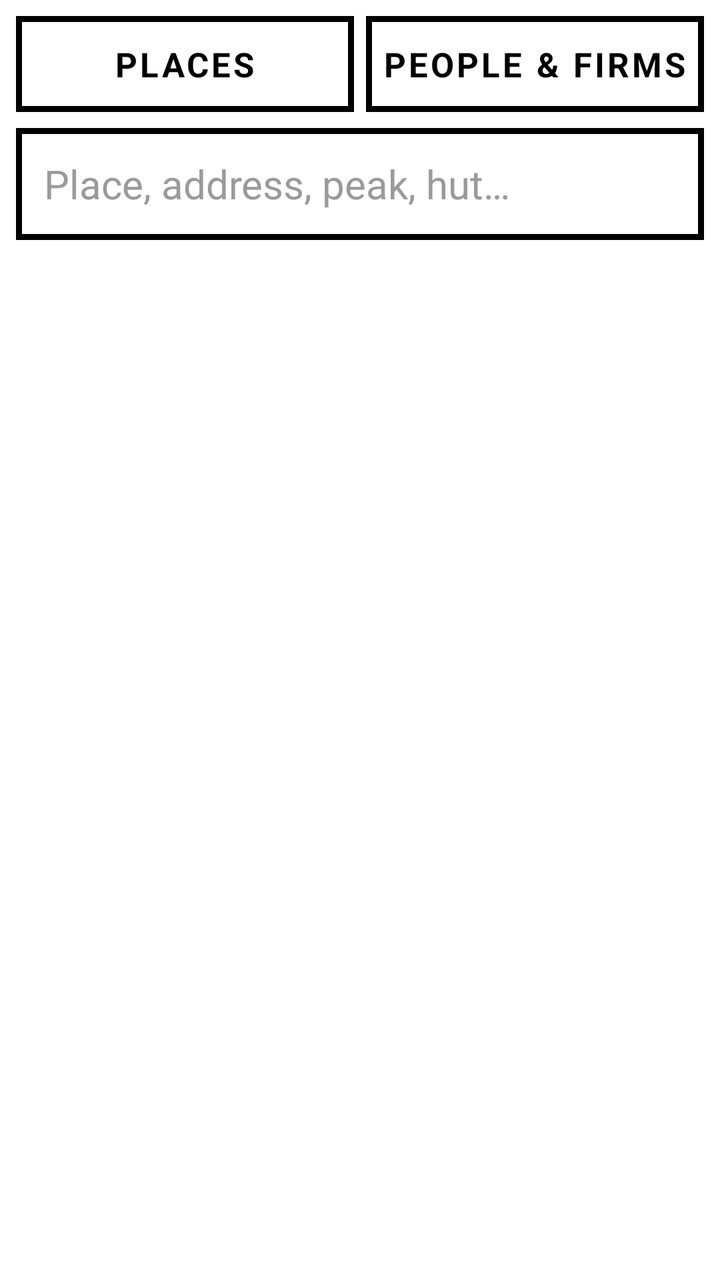
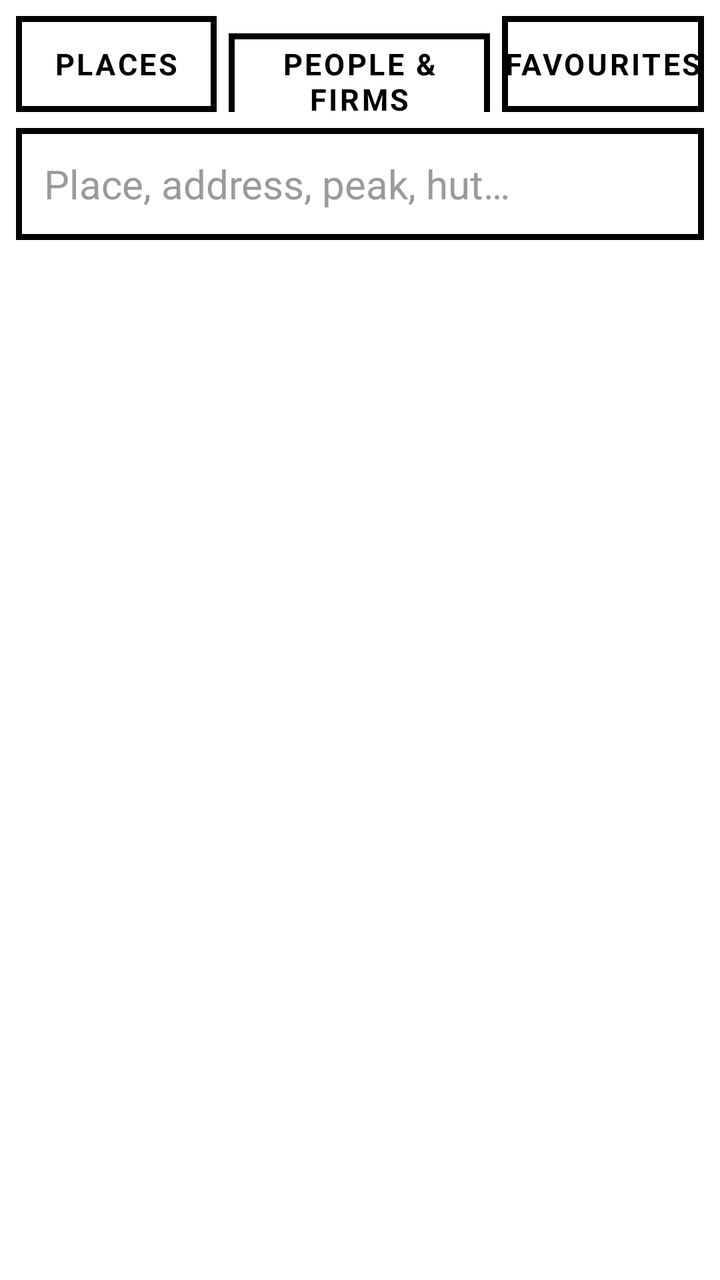

Screens rendered from an Android XML layout before and after an edit, with the pre-edit source and the edit as a unified diff.
<!-- AndroidManifest.xml: application theme Theme.Sbh -->
<!-- res/layout/activity_search.xml -->
<?xml version="1.0" encoding="utf-8"?>
<LinearLayout xmlns:android="http://schemas.android.com/apk/res/android"
    android:layout_width="match_parent" android:layout_height="match_parent"
    android:orientation="vertical" android:background="@color/paper" android:padding="8dp">
    <LinearLayout android:layout_width="match_parent" android:layout_height="wrap_content" android:orientation="horizontal">
        <TextView android:id="@+id/btnPlaces" style="@style/Btn" android:layout_width="0dp" android:layout_weight="1"
            android:layout_height="48dp" android:text="@string/places"/>
        <TextView android:id="@+id/btnPeople" style="@style/Btn" android:layout_width="0dp" android:layout_weight="1"
            android:layout_height="48dp" android:layout_marginStart="6dp" android:text="@string/people"/>
    </LinearLayout>
    <EditText android:id="@+id/query" android:layout_width="match_parent" android:layout_height="56dp"
        android:layout_marginTop="8dp" android:hint="@string/search_hint" android:textSize="20sp" android:inputType="text"
        android:imeOptions="actionSearch" android:background="@drawable/btn" android:paddingStart="14dp"
        android:paddingEnd="14dp" android:textColor="@color/ink" android:textColorHint="@color/grey"
        android:singleLine="true"/>
    <TextView android:id="@+id/credit" android:layout_width="match_parent" android:layout_height="wrap_content"
        android:textSize="12sp" android:textColor="@color/grey" android:paddingTop="6dp" android:visibility="gone"/>
    <ListView android:id="@+id/list" android:layout_width="match_parent" android:layout_height="match_parent"
        android:layout_marginTop="8dp" android:divider="@color/ink" android:dividerHeight="1dp"/>
</LinearLayout>
<!-- resources referenced by this layout -->
<resources>
  <color name="grey">#9A9A9A</color>
  <color name="ink">#000000</color>
  <color name="paper">#FFFFFF</color>
  <!-- drawable btn (drawable) -->
  <?xml version="1.0" encoding="utf-8"?>
  <selector xmlns:android="http://schemas.android.com/apk/res/android">
      <item android:state_pressed="true">
          <shape><solid android:color="@color/ink"/><stroke android:width="3dp" android:color="@color/ink"/></shape>
      </item>
      <item android:state_enabled="false">
          <shape><solid android:color="@color/paper"/><stroke android:width="3dp" android:color="@color/grey"/></shape>
      </item>
      <item>
          <shape><solid android:color="@color/paper"/><stroke android:width="3dp" android:color="@color/ink"/></shape>
      </item>
  </selector>
  <string name="people">PEOPLE &amp; FIRMS</string>
  <string name="places">PLACES</string>
  <string name="search_hint">Place, address, peak, hut…</string>
  <style name="Btn">
          <item name="android:background">@drawable/btn</item>
          <item name="android:textColor">@drawable/btn_text</item>
          <item name="android:textSize">17sp</item>
          <item name="android:textStyle">bold</item>
          <item name="android:gravity">center</item>
          <item name="android:letterSpacing">0.08</item>
          <item name="android:minHeight">56dp</item>
          <item name="android:minWidth">56dp</item>
          <item name="android:padding">0dp</item>
          <item name="android:stateListAnimator">@null</item>
          <item name="android:textAllCaps">true</item>
      </style>
  <style name="Theme.Sbh" parent="Theme.AppCompat.Light.NoActionBar">
          <item name="android:statusBarColor">@color/ink</item>
          <item name="android:navigationBarColor">@color/ink</item>
          <item name="android:windowBackground">@color/paper</item>
          <item name="android:textColor">@color/ink</item>
          <item name="colorAccent">@color/ink</item>
          <item name="colorPrimary">@color/ink</item>
          <item name="android:fontFamily">sans-serif</item>
          <item name="android:windowLightStatusBar">false</item>
          <item name="android:windowLightNavigationBar">false</item>
      </style>
  <!-- drawable btn_text (drawable) -->
  <?xml version="1.0" encoding="utf-8"?>
  <selector xmlns:android="http://schemas.android.com/apk/res/android">
      <item android:state_pressed="true" android:color="@color/paper"/>
      <item android:state_enabled="false" android:color="@color/grey"/>
      <item android:color="@color/ink"/>
  </selector>
</resources>

<!-- the commit's change to res/layout/activity_search.xml (unified diff, before → after) -->
@@ -4,9 +4,11 @@
     android:orientation="vertical" android:background="@color/paper" android:padding="8dp">
     <LinearLayout android:layout_width="match_parent" android:layout_height="wrap_content" android:orientation="horizontal">
         <TextView android:id="@+id/btnPlaces" style="@style/Btn" android:layout_width="0dp" android:layout_weight="1"
-            android:layout_height="48dp" android:text="@string/places"/>
-        <TextView android:id="@+id/btnPeople" style="@style/Btn" android:layout_width="0dp" android:layout_weight="1"
-            android:layout_height="48dp" android:layout_marginStart="6dp" android:text="@string/people"/>
+            android:layout_height="48dp" android:text="@string/places" android:textSize="15sp"/>
+        <TextView android:id="@+id/btnPeople" style="@style/Btn" android:layout_width="0dp" android:layout_weight="1.3"
+            android:layout_height="48dp" android:layout_marginStart="6dp" android:text="@string/people" android:textSize="15sp"/>
+        <TextView android:id="@+id/btnFavs" style="@style/Btn" android:layout_width="0dp" android:layout_weight="1"
+            android:layout_height="48dp" android:layout_marginStart="6dp" android:text="@string/favourites" android:textSize="15sp"/>
     </LinearLayout>
     <EditText android:id="@+id/query" android:layout_width="match_parent" android:layout_height="56dp"
         android:layout_marginTop="8dp" android:hint="@string/search_hint" android:textSize="20sp" android:inputType="text"
@@ -15,6 +17,13 @@
         android:singleLine="true"/>
     <TextView android:id="@+id/credit" android:layout_width="match_parent" android:layout_height="wrap_content"
         android:textSize="12sp" android:textColor="@color/grey" android:paddingTop="6dp" android:visibility="gone"/>
+    <LinearLayout android:id="@+id/favRow" android:layout_width="match_parent" android:layout_height="wrap_content"
+        android:orientation="horizontal" android:layout_marginTop="8dp" android:visibility="gone">
+        <TextView android:id="@+id/btnImport" style="@style/Btn" android:layout_width="0dp" android:layout_weight="1"
+            android:layout_height="48dp" android:text="@string/import_places" android:textSize="15sp"/>
+        <TextView android:id="@+id/btnExport" style="@style/Btn" android:layout_width="0dp" android:layout_weight="1"
+            android:layout_height="48dp" android:layout_marginStart="6dp" android:text="@string/export_places" android:textSize="15sp"/>
+    </LinearLayout>
     <ListView android:id="@+id/list" android:layout_width="match_parent" android:layout_height="match_parent"
         android:layout_marginTop="8dp" android:divider="@color/ink" android:dividerHeight="1dp"/>
 </LinearLayout>
<!-- resource entries referenced after the edit -->
@@ -16,6 +16,9 @@
           <shape><solid android:color="@color/paper"/><stroke android:width="3dp" android:color="@color/ink"/></shape>
       </item>
   </selector>
+  <string name="export_places">EXPORT</string>
+  <string name="favourites">FAVOURITES</string>
+  <string name="import_places">IMPORT</string>
   <string name="people">PEOPLE &amp; FIRMS</string>
   <string name="places">PLACES</string>
   <string name="search_hint">Place, address, peak, hut…</string>
